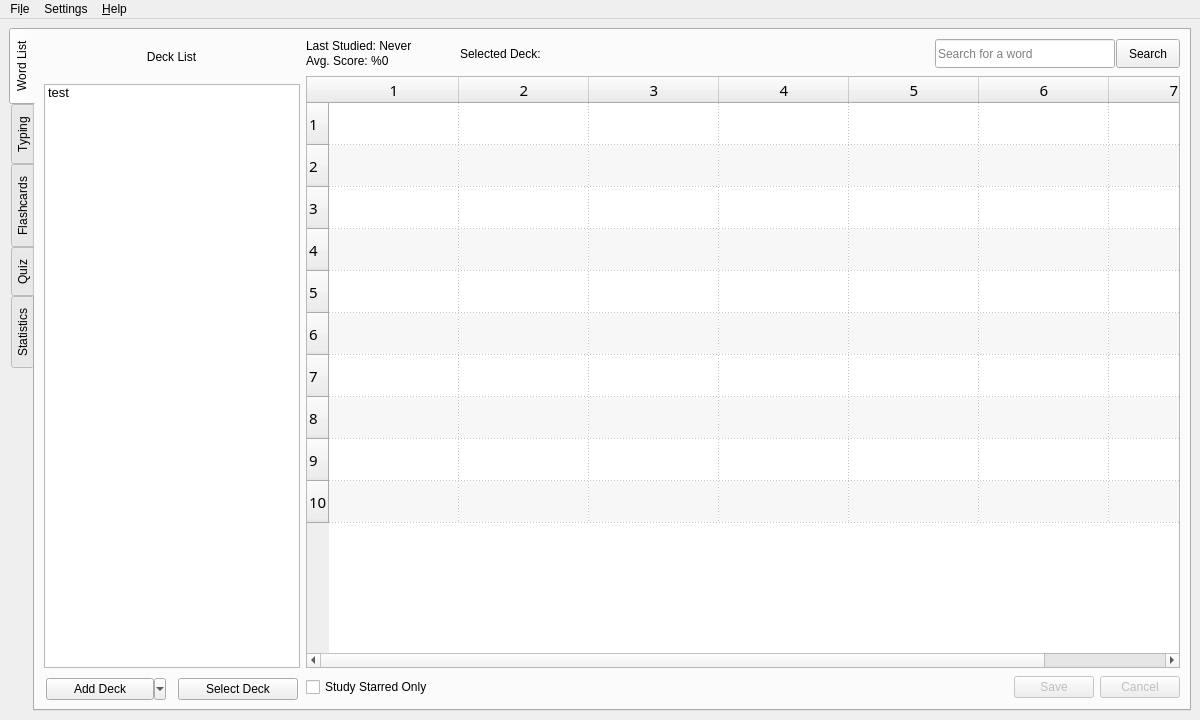
First picture: the form in cjk-trainer/ui/MainWindow.ui, repository mruiz42/cjk-trainer, before the edit.
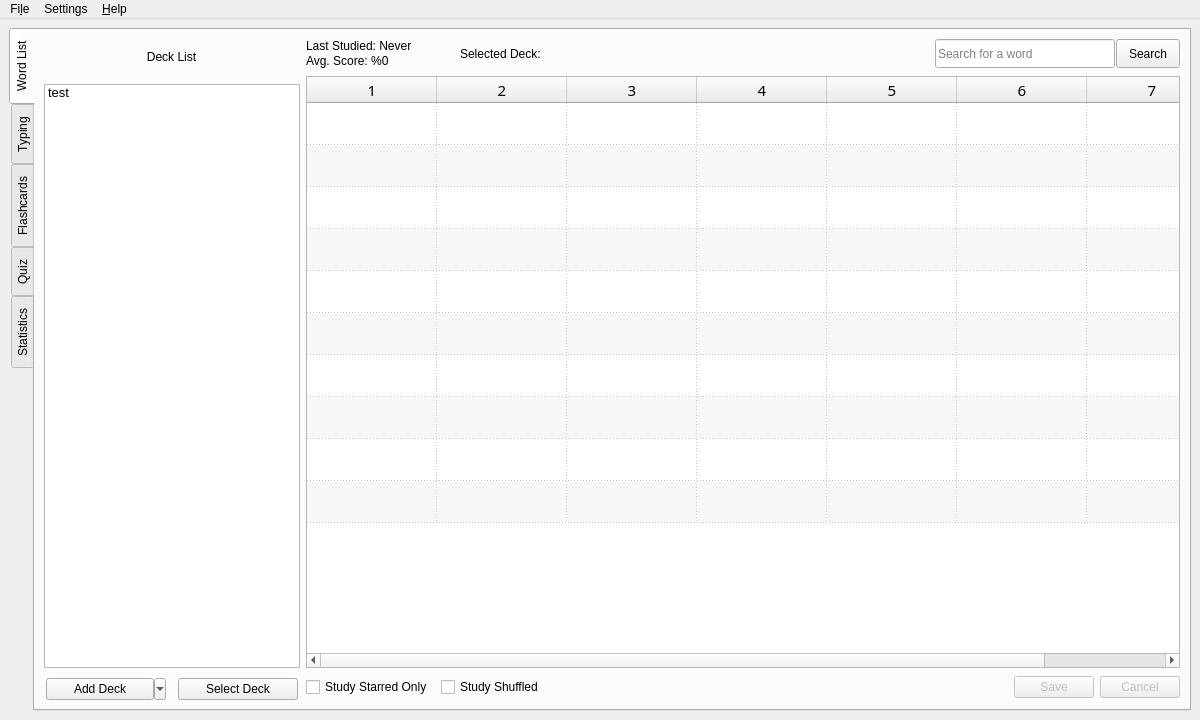
Second picture: the form after the edit. Icons and pictures are not drawn.

The edit to the form file:
```diff
--- a/cjk-trainer/ui/MainWindow.ui
+++ b/cjk-trainer/ui/MainWindow.ui
@@ -522,7 +522,7 @@
                <bool>false</bool>
               </attribute>
               <attribute name="verticalHeaderVisible">
-               <bool>true</bool>
+               <bool>false</bool>
               </attribute>
               <attribute name="verticalHeaderDefaultSectionSize">
                <number>42</number>
@@ -567,6 +567,13 @@
                 </property>
                </widget>
               </item>
+              <item>
+               <widget class="QCheckBox" name="checkBox_shuffle">
+                <property name="text">
+                 <string>Study Shuffled</string>
+                </property>
+               </widget>
+              </item>
               <item>
                <spacer name="horizontalSpacer_3">
                 <property name="orientation">
```
Left out of the diff: 2 changed lines with no effect on the pictures.
